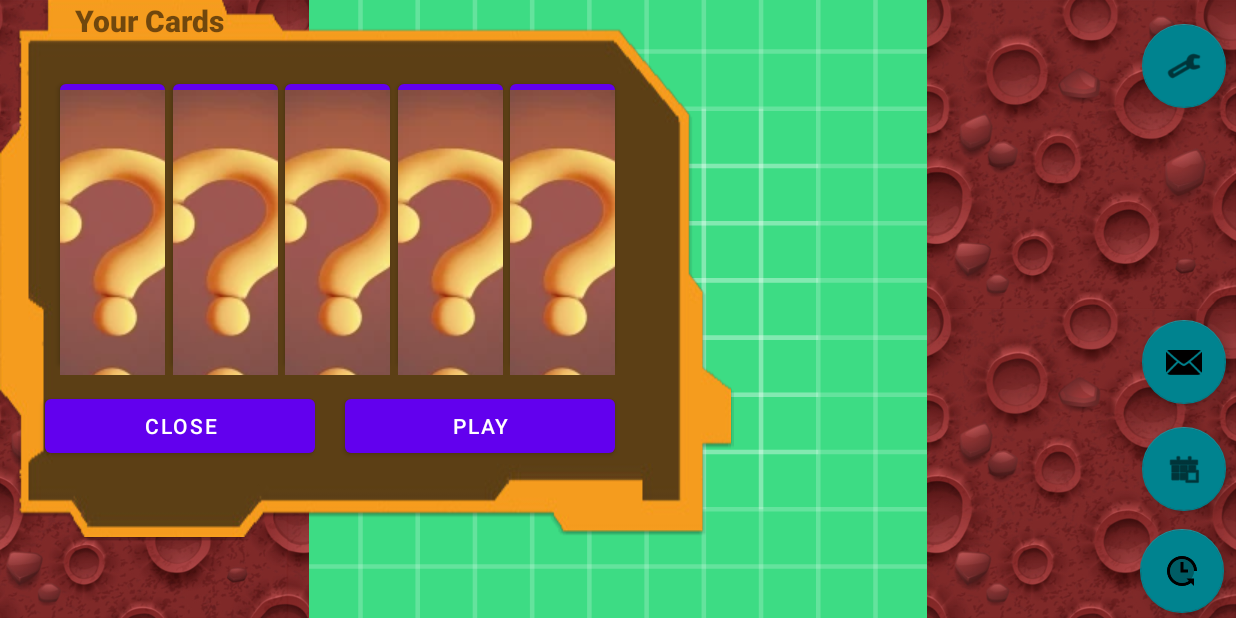
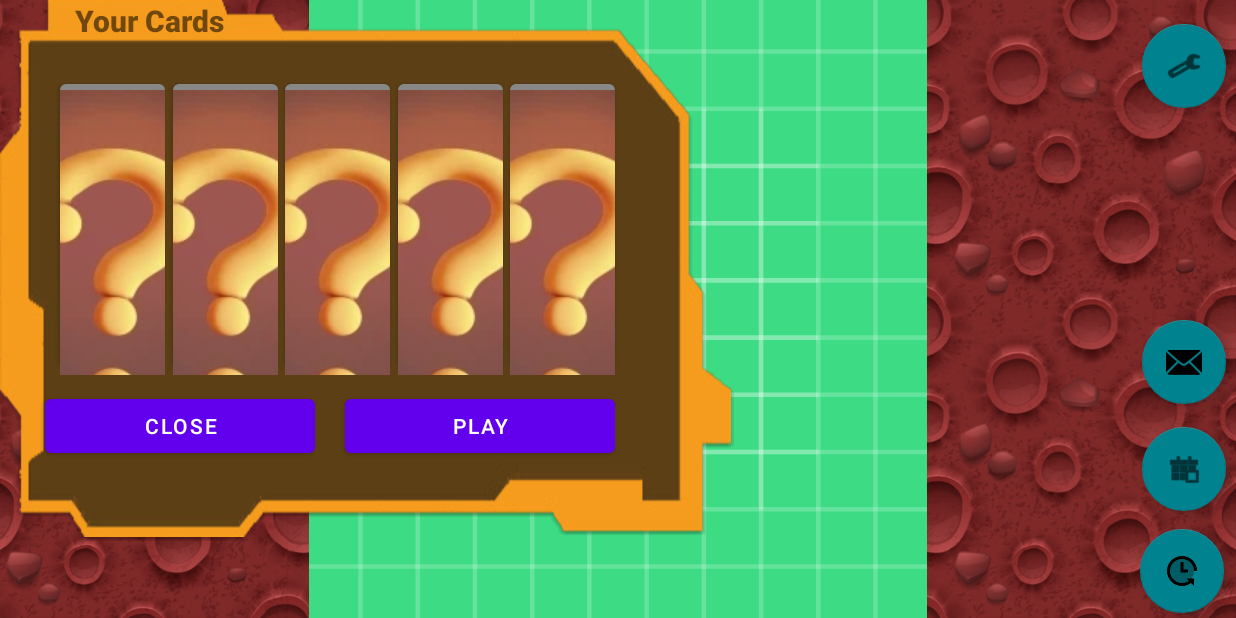
Before and after one commit to SE2-GruppeB/Wagnis, an Android app: the MainActivity screen opened directly, with no data from a screen before it, after a tap on "Cards", on a phone screen of 824 x 412 dp (held sideways). Run offline under Robolectric (Android 15) with nearby library versions, the phone set to English and light mode, and no system bars; libraries missing offline, so code that uses them is left out: com.journeyapps.barcodescanner; network calls fail; 2 statements that could not run were skipped.

Commit message:
Card-Buttons are now gray when popup is opened

```diff
--- a/app/src/main/java/at/aau/wagnis/MainActivity.java
+++ b/app/src/main/java/at/aau/wagnis/MainActivity.java
@@ -473,6 +473,10 @@ public class MainActivity extends AppCompatActivity {
         btns[3] = popupWindow.getContentView().findViewById(R.id.btn_Card3);
         btns[4] = popupWindow.getContentView().findViewById(R.id.btn_Card4);
 
+        for(Button b : btns){
+            b.setBackgroundColor(Color.GRAY);
+        }
+
         updateCards(btns, cards);
 
         Button[] selectedButtons = new Button[3];
```
